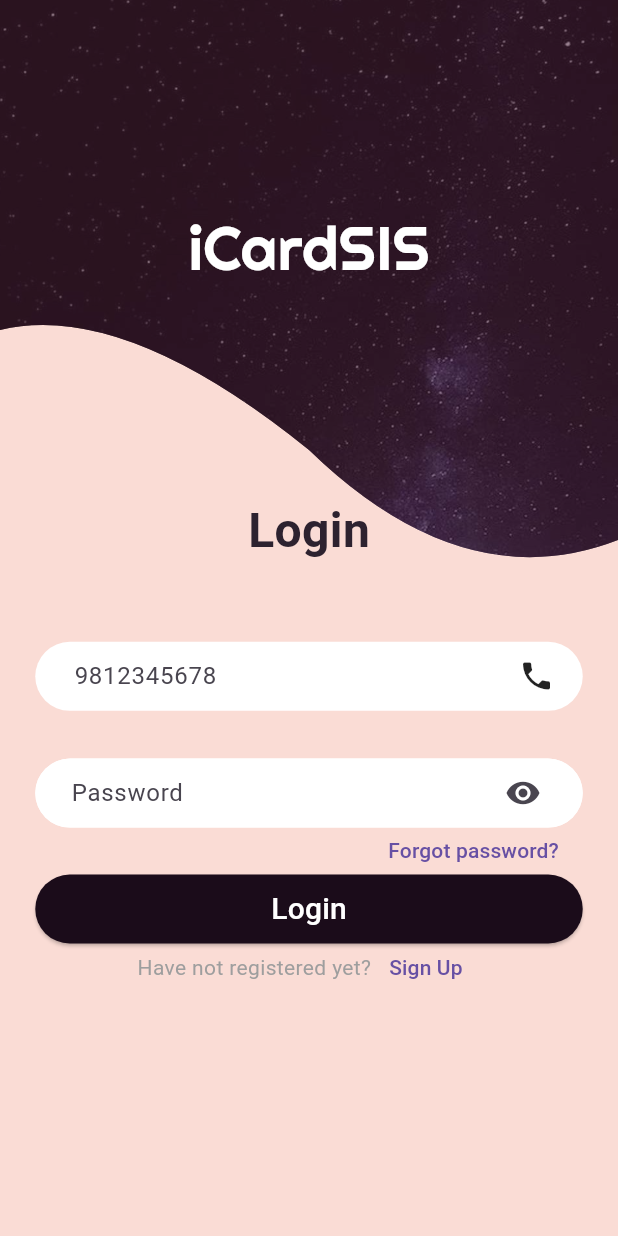
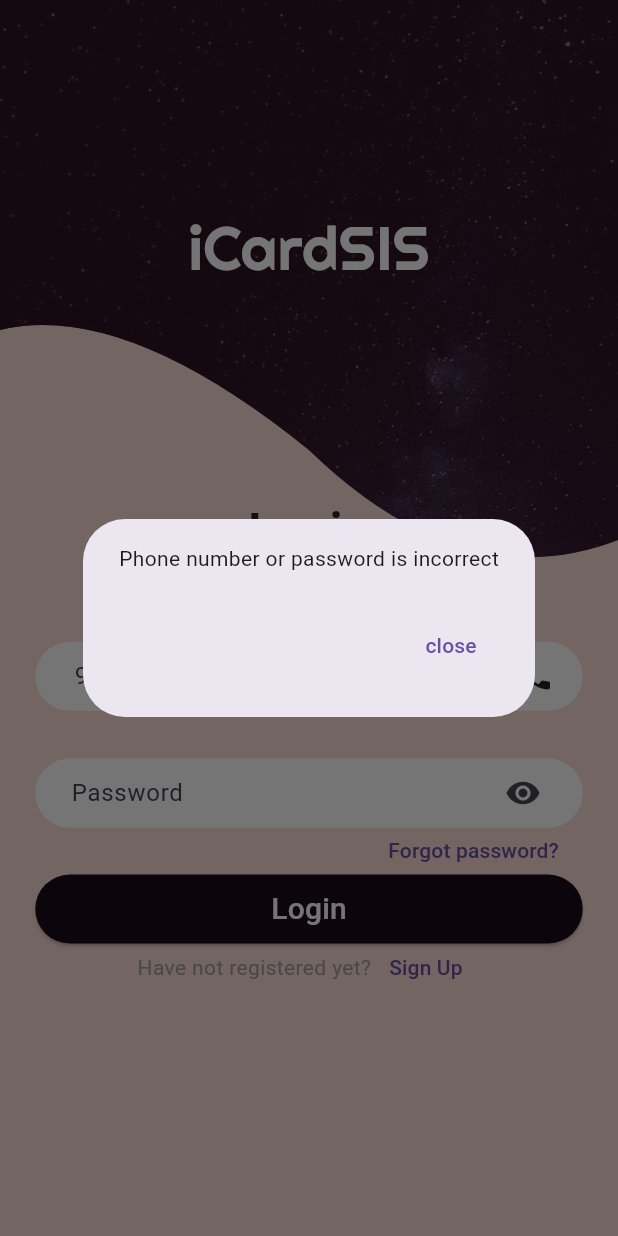
Before and after one commit to fedupGenJi/iCardSIS2.0, a Flutter app: the screen it shows after launch, after a tap on "Login", on a phone screen of 412 x 824 dp. Run offline on Flutter 3.47's test engine with Material 3 defaults, Android fonts, the light colour scheme and no system bars.

Commit message:
popup of login page

```diff
--- a/lib/loginpage.dart
+++ b/lib/loginpage.dart
@@ -136,6 +136,20 @@ class _LoginpageState extends State<Loginpage> {
               alignment: Alignment(0, 0.5),
               child: ElevatedButton(
                 onPressed: () {
+                  showDialog(
+                    context: context,
+                    builder: (context) => AlertDialog(
+                      actions: [
+                        TextButton(
+                          onPressed: () {
+                            Navigator.of(context).pop();
+                          },
+                          child: Text("close"),
+                        ),
+                      ],
+                      content: Text("Phone number or password is incorrect"),
+                    ),
+                  );
                   // Navigator.push(
                   //   context,
                   //   MaterialPageRoute(
```
Also changed, not shown: 3 other files.
